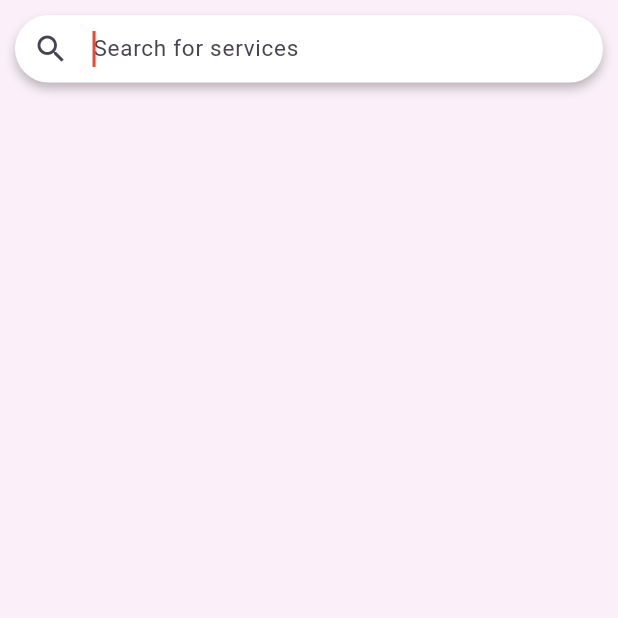
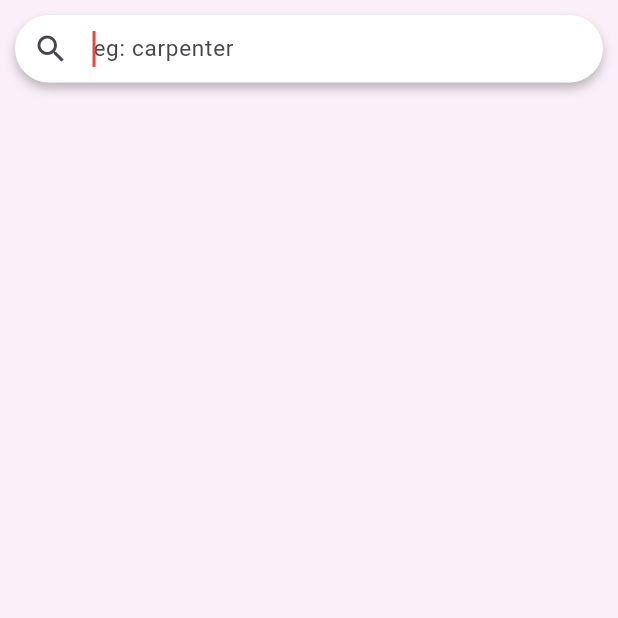
Before and after one commit to AMAYKJHA/citysewa-app, a Flutter app: the screen it shows after launch, after a tap on "Search for services", on a phone screen of 412 x 824 dp, the top half of it. Run offline on Flutter 3.47's test engine with Material 3 defaults, Android fonts, the phone set to English and light mode, and no system bars; our stand-ins replace carousel_slider, flutter_html, image_picker, shared_preferences; network calls fail.

Commit message:
fix: minor fix on search hint

```diff
--- a/lib/screens/home_screen.dart
+++ b/lib/screens/home_screen.dart
@@ -105,10 +105,8 @@ class _HomeScreenState extends State<HomeScreen> {
                   FutureBuilder(
                     future: getFeaturedService(),
                     builder: (context, snapshot) {
-                      if (snapshot.hasData) {
-                        if (snapshot.data != null) {
+                      if (snapshot.hasData && snapshot.data != null) {
                         final itemList = snapshot.data!;
-                          print(itemList[0]["thumbnail"]["image"]);
                         return SizedBox(
                           height: 80,
                           child: ListView.builder(
@@ -137,7 +135,6 @@ class _HomeScreenState extends State<HomeScreen> {
                             },
                           ),
                         );
-                        }
                       }
                       return SizedBox(width: 0, height: 0);
                     },
--- a/lib/screens/search_screen.dart
+++ b/lib/screens/search_screen.dart
@@ -76,7 +76,7 @@ class _SearchBarState extends State<SearchBar> {
         decoration: InputDecoration(
           contentPadding: EdgeInsets.all(10),
           prefixIcon: Icon(Icons.search),
-          hintText: "Search for services",
+          hintText: "eg: carpenter",
           hintStyle: TextStyle(fontSize: 15),
           fillColor: Color(0xffffffff),
           filled: true,
--- a/lib/screens/service_screen.dart
+++ b/lib/screens/service_screen.dart
@@ -73,10 +73,10 @@ class _ServiceScreenState extends State<ServiceScreen> {
                   ),
                   Text(
                     "By ${service['provider']['first_name']} ${service['provider']['last_name']}",
-                    style: TextStyle(fontStyle: FontStyle.italic),
+                    style: TextStyle(fontStyle: FontStyle.italic, fontSize: 12),
                   ),
                   const SizedBox(height: 10),
-                  Text("Description", style: TextStyle(fontSize: 18)),
+                  Text("Description", style: TextStyle(fontSize: 17)),
                   Container(
                     decoration: BoxDecoration(
                       color: Colors.white,
@@ -92,7 +92,7 @@ class _ServiceScreenState extends State<ServiceScreen> {
                     ),
                     child: Html(
                       data: service['description'],
-                      style: {"p": Style(fontSize: FontSize(15))},
+                      style: {"p": Style(fontSize: FontSize(14))},
                     ),
                   ),
                   const SizedBox(height: 10),
```
Lines whose indentation alone changed are shown as unchanged.
